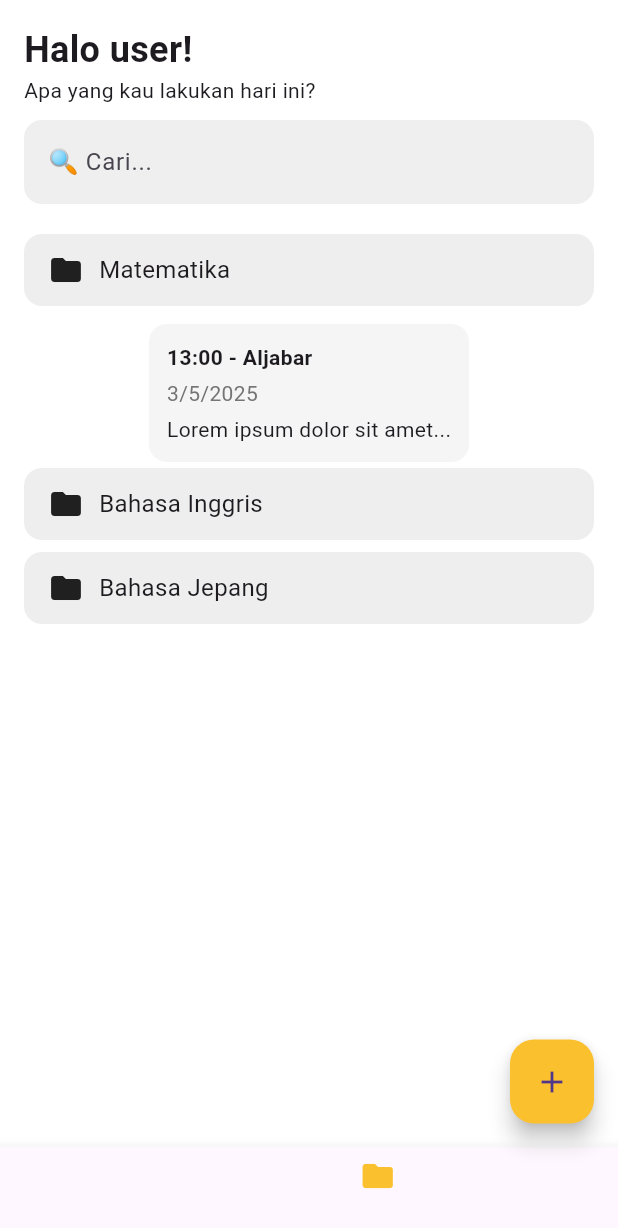
After one commit to nakzuwu/VisionAidFrontend, a Flutter app: the FolderView screen opened by its route, after a tap on "Matematika", on a phone screen of 412 x 824 dp. The commit adds this screen. Shown: the top 1228 px of the screen. Run offline on Flutter 3.47's test engine with Material 3 defaults, Android fonts, the light colour scheme and no system bars; our stand-ins replace get, lucide_icons, table_calendar.

Commit message:
Add Folder page

```diff
--- /dev/null
+++ b/lib/app/modules/folder/bindings/folder_binding.dart
@@ -0,0 +1,12 @@
+import 'package:get/get.dart';
+
+import '../controllers/folder_controller.dart';
+
+class FolderBinding extends Bindings {
+  @override
+  void dependencies() {
+    Get.lazyPut<FolderController>(
+      () => FolderController(),
+    );
+  }
+}
--- /dev/null
+++ b/lib/app/modules/folder/controllers/folder_controller.dart
@@ -0,0 +1,59 @@
+import 'package:get/get.dart';
+
+class FolderController extends GetxController {
+  var folders = <FolderModel>[
+    FolderModel(
+      title: 'Matematika',
+      isExpanded: false,
+      notes: [
+        NoteModel(
+          title: 'Aljabar',
+          time: '13:00',
+          date: '3/5/2025',
+          content: 'Lorem ipsum dolor sit amet...',
+        ),
+      ],
+    ),
+    FolderModel(
+      title: 'Bahasa Inggris',
+      isExpanded: false,
+      notes: [
+        NoteModel(
+          title: 'Tenses',
+          time: '10:00',
+          date: '1/4/2025',
+          content: 'Simple present tense adalah...',
+        ),
+      ],
+    ),
+    FolderModel(
+      title: 'Bahasa Jepang',
+      isExpanded: false,
+      notes: [
+        NoteModel(
+          title: 'Hiragana',
+          time: '09:00',
+          date: '2/4/2025',
+          content: 'あ、い、う、え、お...',
+        ),
+      ],
+    ),
+  ].obs;
+}
+
+class FolderModel {
+  String title;
+  bool isExpanded;
+  List<NoteModel> notes;
+
+  FolderModel({required this.title, required this.isExpanded, required this.notes});
+}
+
+class NoteModel {
+  String title;
+  String time;
+  String date;
+  String content;
+
+  NoteModel({required this.title, required this.time, required this.date, required this.content});
+}
--- /dev/null
+++ b/lib/app/modules/folder/views/folder_view.dart
@@ -0,0 +1,94 @@
+import 'package:flutter/material.dart';
+import 'package:get/get.dart';
+import '../controllers/folder_controller.dart';
+import 'package:lucide_icons/lucide_icons.dart'; // Optional
+
+class FolderView extends GetView<FolderController> {
+  @override
+  Widget build(BuildContext context) {
+    return Scaffold(
+      backgroundColor: Colors.white,
+      bottomNavigationBar: BottomNavigationBar(
+        items: const [
+          BottomNavigationBarItem(icon: Icon(Icons.home), label: ''),
+          BottomNavigationBarItem(icon: Icon(Icons.calendar_month), label: ''),
+          BottomNavigationBarItem(icon: Icon(Icons.folder), label: ''),
+          BottomNavigationBarItem(icon: Icon(Icons.person), label: ''),
+        ],
+        currentIndex: 2,
+        selectedItemColor: Colors.yellow[700],
+      ),
+      floatingActionButton: FloatingActionButton(
+        onPressed: () {},
+        child: const Icon(Icons.add),
+        backgroundColor: Colors.yellow[700],
+      ),
+      body: SafeArea(
+        child: Padding(
+          padding: const EdgeInsets.all(16.0),
+          child: Obx(() => ListView(
+            children: [
+              const Text("Halo user!", style: TextStyle(fontSize: 24, fontWeight: FontWeight.bold)),
+              const Text("Apa yang kau lakukan hari ini?"),
+              const SizedBox(height: 10),
+              const TextField(
+                decoration: InputDecoration(
+                  hintText: "🔍 Cari...",
+                  filled: true,
+                  fillColor: Color(0xFFEFEFEF),
+                  border: OutlineInputBorder(borderSide: BorderSide.none, borderRadius: BorderRadius.all(Radius.circular(12))),
+                ),
+              ),
+              const SizedBox(height: 20),
+              ...controller.folders.map((folder) => Column(
+                children: [
+                  GestureDetector(
+                    onTap: () {
+                      folder.isExpanded = !folder.isExpanded;
+                      controller.folders.refresh(); // refresh UI
+                    },
+                    child: Container(
+                      width: double.infinity,
+                      padding: const EdgeInsets.symmetric(horizontal: 16, vertical: 12),
+                      margin: const EdgeInsets.only(bottom: 8),
+                      decoration: BoxDecoration(
+                        color: Colors.grey[200],
+                        borderRadius: BorderRadius.circular(12),
+                      ),
+                      child: Row(
+                        children: [
+                          const Icon(Icons.folder, size: 24),
+                          const SizedBox(width: 10),
+                          Text(folder.title, style: const TextStyle(fontSize: 16)),
+                        ],
+                      ),
+                    ),
+                  ),
+                  if (folder.isExpanded)
+                    ...folder.notes.map((note) => Container(
+                      padding: const EdgeInsets.all(12),
+                      margin: const EdgeInsets.symmetric(vertical: 4),
+                      decoration: BoxDecoration(
+                        color: Colors.grey[100],
+                        borderRadius: BorderRadius.circular(12),
+                      ),
+                      child: Column(
+                        crossAxisAlignment: CrossAxisAlignment.start,
+                        children: [
+                          Text("${note.time} - ${note.title}", style: const TextStyle(fontWeight: FontWeight.bold)),
+                          const SizedBox(height: 4),
+                          Text("${note.date}", style: TextStyle(color: Colors.grey[600])),
+                          const SizedBox(height: 4),
+                          Text(note.content, maxLines: 2, overflow: TextOverflow.ellipsis),
+                        ],
+                      ),
+                    )),
+                ],
+              )),
+            ],
+          )),
+        ),
+      ),
+    );
+  }
+}
--- a/lib/app/routes/app_pages.dart
+++ b/lib/app/routes/app_pages.dart
@@ -6,6 +6,8 @@ import '../modules/auth/register/bindings/auth_register_binding.dart';
 import '../modules/auth/register/views/auth_register_view.dart';
 import '../modules/calendar/bindings/calendar_binding.dart';
 import '../modules/calendar/views/calendar_view.dart';
+import '../modules/folder/bindings/folder_binding.dart';
+import '../modules/folder/views/folder_view.dart';
 import '../modules/home/bindings/home_binding.dart';
 import '../modules/home/views/home_view.dart';
 import '../modules/splash/bindings/splash_binding.dart';
@@ -18,10 +20,11 @@ class AppPages {
 
   static const INITIAL = Routes.HOME;
 
+
   static final routes = [
     GetPage(
       name: _Paths.HOME,
-      page: () =>  HomeView(),
+      page: () => HomeView(),
       binding: HomeBinding(),
     ),
     GetPage(
@@ -44,5 +47,10 @@ class AppPages {
       page: () => const CalendarView(),
       binding: CalendarBinding(),
     ),
+    GetPage(
+      name: _Paths.FOLDER,
+      page: () => const FolderView(),
+      binding: FolderBinding(),
+    ),
   ];
 }
--- a/lib/app/routes/app_routes.dart
+++ b/lib/app/routes/app_routes.dart
@@ -8,6 +8,7 @@ abstract class Routes {
   static const AUTH_LOGIN = _Paths.AUTH_LOGIN;
   static const AUTH_REGISTER = _Paths.AUTH_REGISTER;
   static const CALENDAR = _Paths.CALENDAR;
+  static const FOLDER = _Paths.FOLDER;
 }
 
 abstract class _Paths {
@@ -17,4 +18,5 @@ abstract class _Paths {
   static const AUTH_LOGIN = '/login';
   static const AUTH_REGISTER = '/register';
   static const CALENDAR = '/calendar';
+  static const FOLDER = '/folder';
 }
```
